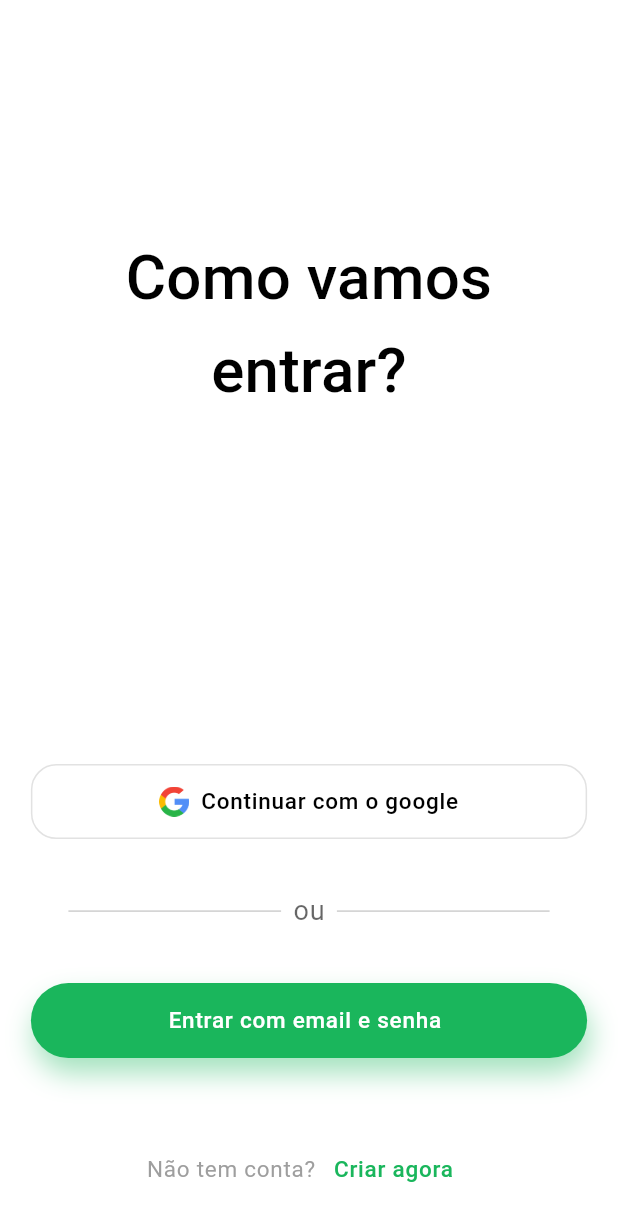
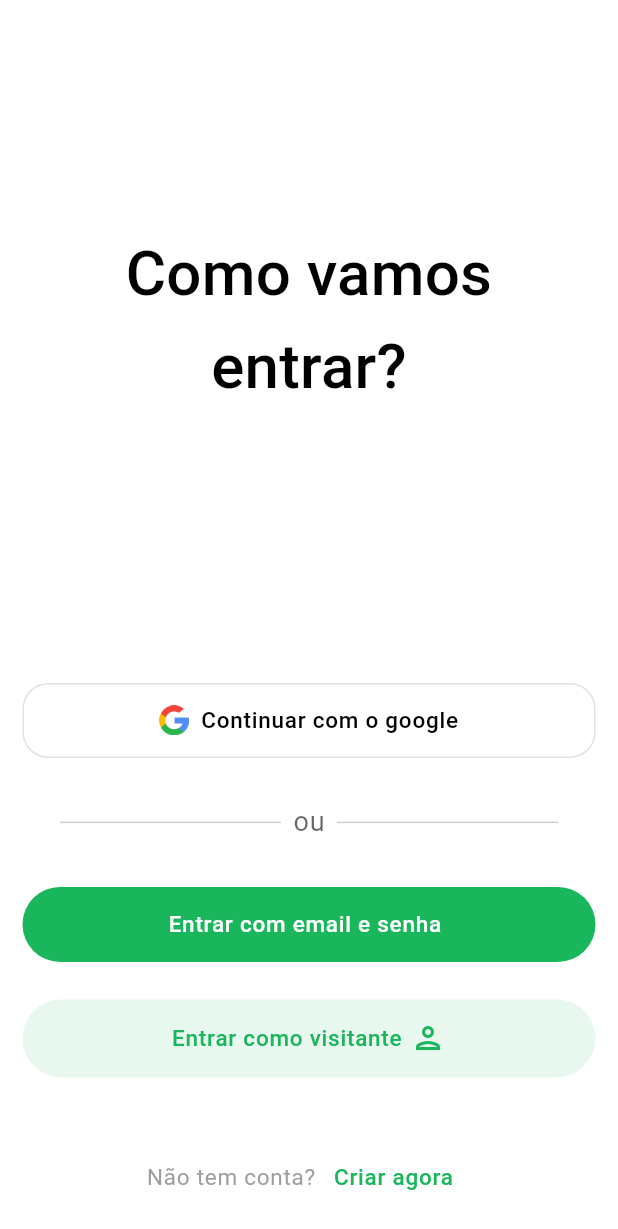
Before and after one commit to JoseVinicius-P/AluExpress-Flutter, a Flutter app: the AccessOptionsPage screen opened by its route, on a phone screen of 412 x 824 dp. Shown: the top 1229 px of the screen. Run offline on Flutter 3.47's test engine with Material 2 defaults, Android fonts, the phone set to English and light mode, and no system bars; drawn by our look-alikes of auto_size_text; our stand-ins replace carousel_slider, flutter_keyboard_visibility, flutter_modular, flutter_triple, mask_text_input_formatter, pinput and 1 more.

Commit message:
style: Adicionando botão de entrada como visitante

```diff
--- a/lib/app/modules/authentication/pages/access_options_page.dart
+++ b/lib/app/modules/authentication/pages/access_options_page.dart
@@ -17,11 +17,12 @@ class AccessOptionsPageState extends State<AccessOptionsPage> {
       onTapGoogleButton: (){},
       onTapSignEmailWithPassword: () => Modular.to.pushNamed("./login"),
       onTapCreateAccount: () => Modular.to.pushNamed('./create_account'),
+      onTapLoginAsVisitor: (){},
     );
     return Scaffold(
       extendBodyBehindAppBar: true,
       body: Padding(
-        padding: EdgeInsets.all(5.sw),
+        padding: EdgeInsets.only(top: MediaQuery.of(context).padding.top + 15, bottom: 15.0, left: 15.0, right: 15.0),
         child: OrientationLayoutBuilder(
           portrait: (context) => Column(
             children: [
@@ -52,7 +53,6 @@ class AccessOptionsPageState extends State<AccessOptionsPage> {
             ],
           ),
         ),
-
       ),
     );
   }
--- a/lib/app/modules/authentication/widgets/options_access_widget.dart
+++ b/lib/app/modules/authentication/widgets/options_access_widget.dart
@@ -12,11 +12,13 @@ class OptionsAccessWidget extends StatelessWidget {
     required this.onTapGoogleButton,
     required this.onTapSignEmailWithPassword,
     required this.onTapCreateAccount,
+    required this.onTapLoginAsVisitor,
   });
 
   final void Function() onTapGoogleButton;
   final void Function() onTapSignEmailWithPassword;
   final void Function() onTapCreateAccount;
+  final void Function() onTapLoginAsVisitor;
 
   @override
   Widget build(BuildContext context) {
@@ -24,15 +26,24 @@ class OptionsAccessWidget extends StatelessWidget {
       mainAxisSize: MainAxisSize.min,
       children: [
         GoogleButtonWidget(onTap: onTapGoogleButton),
-        const FlexibleSizedBox(height: 35),
+        const FlexibleSizedBox(height: 30),
         const DividerWidget(text: "ou"),
-        const FlexibleSizedBox(height: 35),
+        const FlexibleSizedBox(height: 30),
         DefaultButtonWidget(
           onTap: onTapSignEmailWithPassword,
           text: "Entrar com email e senha",
           backgroundColor: MyColors.primaryColor,
           textColor: Colors.white,
-          shadow: true,
+          shadow: false,
+        ),
+        const FlexibleSizedBox(height: 25),
+        DefaultButtonWidget(
+          onTap: onTapLoginAsVisitor,
+          text: "Entrar como visitante",
+          backgroundColor: MyColors.secondaryColor,
+          textColor: MyColors.primaryColor,
+          shadow: false,
+          icon: const Icon(Icons.person_outlined, color: MyColors.primaryColor,),
         ),
         const FlexibleSizedBox(height: 50),
         QuestionAndButtonWidget(
```
Also changed, not shown: 1 other file.
